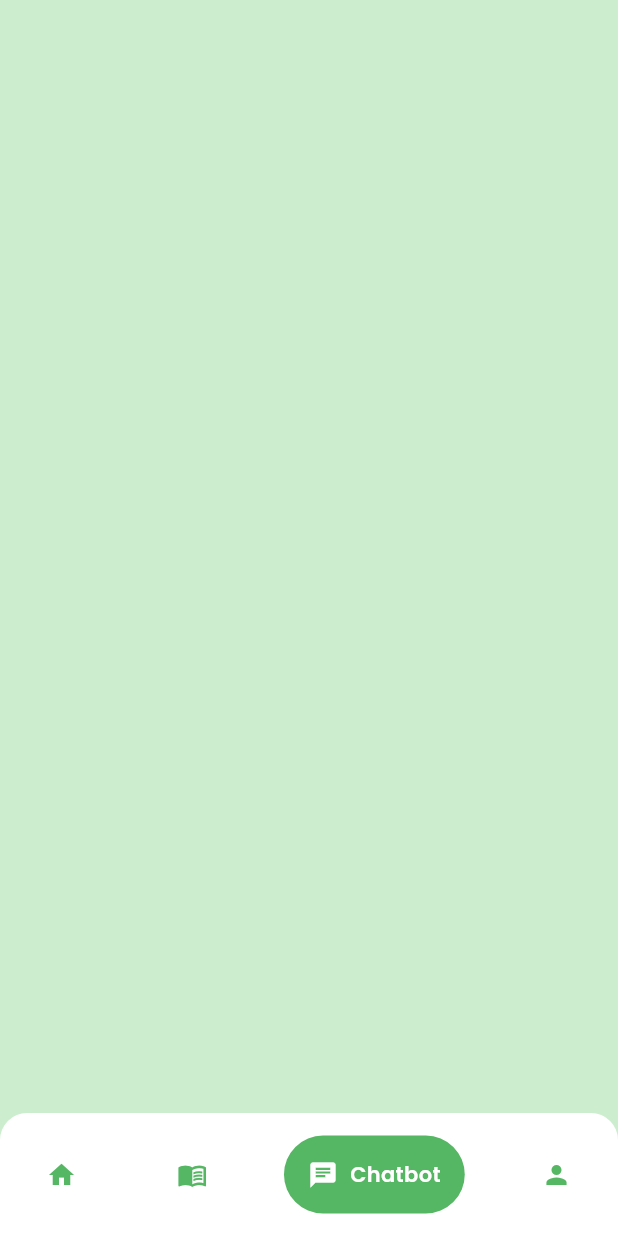
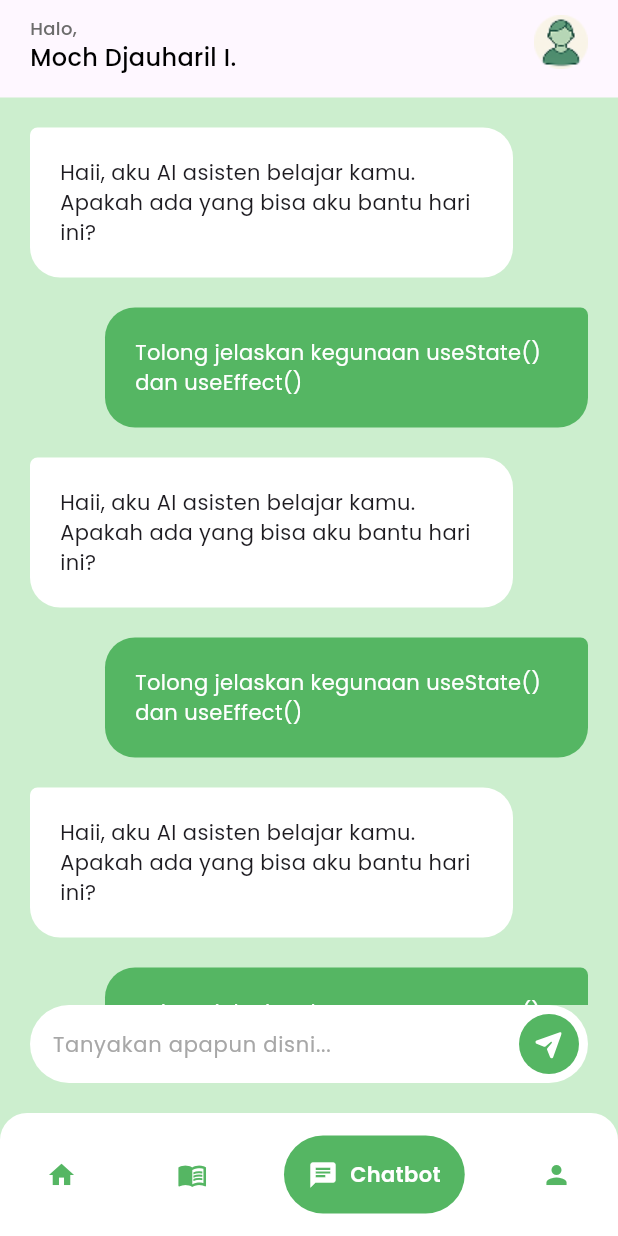
Before and after one commit to yowxy/Ngodingin, a Flutter app: the screen it shows after launch, item 3 of the bottom bar chosen, on a phone screen of 412 x 824 dp. Run offline on Flutter 3.47's test engine with Material 3 defaults, Android fonts, the light colour scheme and no system bars; drawn by our look-alikes of google_nav_bar; our stand-ins replace flutter_svg, google_fonts, line_icons.

Commit message:
feat: slicing chatbot pages

```diff
--- a/lib/features/home/screens/chatbot.dart
+++ b/lib/features/home/screens/chatbot.dart
@@ -1,4 +1,7 @@
 import 'package:flutter/material.dart';
+import 'package:flutter_svg/flutter_svg.dart';
+import 'package:hology_fe/features/home/widgets/header.dart';
+import 'package:hology_fe/shared/theme.dart';
 
 class Chatbot extends StatefulWidget {
   const Chatbot({super.key});
@@ -10,6 +13,157 @@ class Chatbot extends StatefulWidget {
 class _ChatbotState extends State<Chatbot> {
   @override
   Widget build(BuildContext context) {
-    return Container();
+    return Scaffold(
+      body: SafeArea(
+        child: Column(
+          crossAxisAlignment: CrossAxisAlignment.start,
+          children: [
+            Header(),
+            Expanded(
+              child: Container(
+                color: whitegreenColor,
+                width: double.infinity,
+                height: double.infinity,
+                child: Padding(
+                  padding: const EdgeInsets.symmetric(
+                    horizontal: 20,
+                  ),
+                  child: Column(
+                    mainAxisAlignment: MainAxisAlignment.spaceBetween,
+                    children: [
+                      Expanded(
+                        child: SingleChildScrollView(
+                          child: Column(
+                            children: [
+                              SizedBox(height: 20),
+                              _aiMessage(),
+                              _myMessage(),
+                              _aiMessage(),
+                              _myMessage(),
+                              _aiMessage(),
+                              _myMessage(),
+                              _aiMessage(),
+                              _myMessage(),
+                            ],
+                          ),
+                        ),
+                      ),
+                      Container(
+                        margin: EdgeInsets.only(bottom: 20),
+                        decoration: BoxDecoration(
+                          color: Colors.white,
+                          borderRadius: BorderRadius.circular(99),
+                        ),
+                        child: TextField(
+                          textAlignVertical: TextAlignVertical.center,
+                          decoration: InputDecoration(
+                            hintText: "Tanyakan apapun disni...",
+                            hintStyle: TextStyle(
+                              fontSize: 14,
+                              color: lightGrey,
+                            ),
+                            suffixIcon: Container(
+                              width: 40,
+                              height: 40,
+                              margin: EdgeInsets.all(6),
+                              decoration: BoxDecoration(
+                                color: greenColor,
+                                shape: BoxShape.circle,
+                              ),
+                              child: IconButton(
+                                padding: EdgeInsets.only(right: 1, top: 2),
+                                onPressed: () {},
+                                icon: Center(
+                                  child: SvgPicture.asset(
+                                    "assets/icons/send.svg",
+                                    height: 18,
+                                    width: 18,
+                                  ),
+                                ),
+                              ),
+                            ),
+                            border: InputBorder.none,
+                            contentPadding: EdgeInsets.symmetric(
+                              horizontal: 15,
+                            ),
+                          ),
+                        ),
+                      ),
+                    ],
+                  ),
+                ),
+              ),
+            ),
+          ],
+        ),
+      ),
+    );
   }
 }
+
+Widget _aiMessage() {
+  return Row(
+    mainAxisSize: MainAxisSize.min,
+    mainAxisAlignment: MainAxisAlignment.start,
+    children: [
+      Flexible(
+        child: Container(
+          padding: const EdgeInsets.all(20),
+          margin: const EdgeInsets.only(right: 50, bottom: 20),
+          decoration: BoxDecoration(
+            color: Colors.white,
+            borderRadius: const BorderRadius.only(
+              topLeft: Radius.circular(5),
+              topRight: Radius.circular(20),
+              bottomRight: Radius.circular(20),
+              bottomLeft: Radius.circular(20),
+            ),
+          ),
+          child: Text(
+            "Haii, aku AI asisten belajar kamu. Apakah ada yang bisa aku bantu hari ini?",
+            style: const TextStyle(fontSize: 14),
+          ),
+        ),
+      ),
+    ],
+  );
+}
+
+Widget _myMessage() {
+  return Row(
+    mainAxisSize: MainAxisSize.min,
+    mainAxisAlignment: MainAxisAlignment.end,
+    children: [
+      Flexible(
+        child: Container(
+          padding: const EdgeInsets.all(20),
+          margin: const EdgeInsets.only(left: 50, bottom: 20),
+          decoration: BoxDecoration(
+            color: greenColor,
+            borderRadius: const BorderRadius.only(
+              topLeft: Radius.circular(20),
+              topRight: Radius.circular(5),
+              bottomLeft: Radius.circular(20),
+              bottomRight: Radius.circular(20),
+            ),
+          ),
+          child: IntrinsicWidth(
+            child: Row(
+              mainAxisSize: MainAxisSize.min,
+              crossAxisAlignment: CrossAxisAlignment.end,
+              children: [
+                Flexible(
+                  fit: FlexFit.loose,
+                  child: Text(
+                    "Tolong jelaskan kegunaan useState() dan useEffect()",
+                    style: const TextStyle(fontSize: 14, color: Colors.white),
+                  ),
+                ),
+              ],
+            ),
+          ),
+        ),
+      ),
+    ],
+  );
+}
```
Also changed, not shown: assets/icons/send.svg (added).
